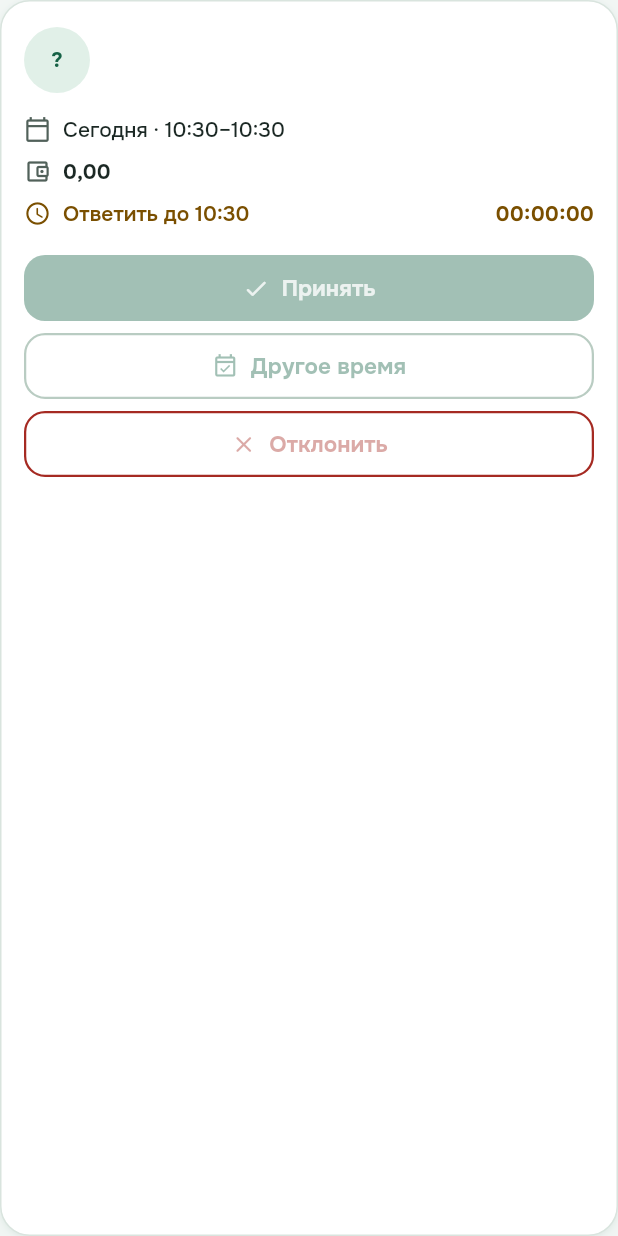
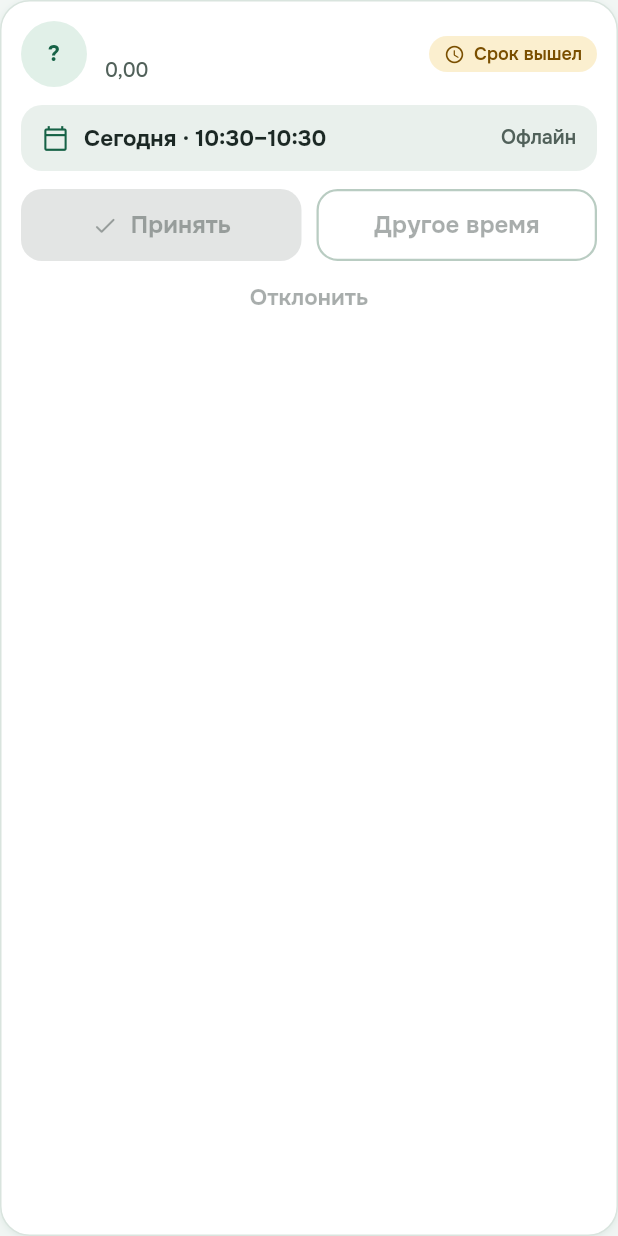
Before and after one commit to DcStrong/fitness, a Flutter app: the FyBookingRequestCard widget shown alone on an empty page, opened directly with empty values, on a phone screen of 412 x 824 dp. Run offline on Flutter 3.47's test engine with Material 3 defaults, Android fonts, the phone set to English and light mode, and no system bars; our stand-ins replace calendar_date_picker2, dio, equatable, flutter_bloc, flutter_secure_storage, go_router and 2 more; accounts and stored records are empty; network calls fail.

Commit message:
feat(app): booking request cards on DS v2 layout
Avatar, price and a time-left chip in the header, the slot in a sunken
block, accept as the tonal action next to «Другое время», reject as a
text action. Inbox inside the schedule tab no longer repeats the
«Заявки» header.

Co-Authored-By: Claude Opus 5.5 (1M context) <noreply@anthropic.com>
Claude-Session: https://claude.ai/code/session_01LpkRLR2dM3Lem6rTYTNEsv

```diff
--- a/app/fitness_app/lib/features/booking_requests/presentation/trainer_inbox_page.dart
+++ b/app/fitness_app/lib/features/booking_requests/presentation/trainer_inbox_page.dart
@@ -16,23 +16,28 @@ import 'widgets/fy_booking_request_card.dart';
 import '../../../core/widgets/fy_top_bar.dart';
 
 class TrainerInboxPage extends StatelessWidget {
-  const TrainerInboxPage({super.key});
+  const TrainerInboxPage({this.embedded = false, super.key});
+
+  /// Inside the schedule tabs: the page header is already there.
+  final bool embedded;
 
   @override
   Widget build(BuildContext context) => BlocProvider(
     create: (context) =>
         TrainerInboxCubit(repository: context.read<BookingRequestsRepository>())
           ..load(),
-    child: const TrainerInboxView(),
+    child: TrainerInboxView(embedded: embedded),
   );
 }
 
 class TrainerInboxView extends StatelessWidget {
-  const TrainerInboxView({super.key});
+  const TrainerInboxView({this.embedded = false, super.key});
+
+  final bool embedded;
 
   @override
   Widget build(BuildContext context) => Scaffold(
-    appBar: const FyTopBar(title: 'Заявки'),
+    appBar: embedded ? null : const FyTopBar(title: 'Заявки'),
     body: BlocConsumer<TrainerInboxCubit, TrainerInboxState>(
       listenWhen: (previous, current) =>
           current.message != null && current.message != previous.message,
@@ -68,7 +73,7 @@ class TrainerInboxView extends StatelessWidget {
             onRefresh: context.read<TrainerInboxCubit>().refresh,
             child: ListView(
               physics: const AlwaysScrollableScrollPhysics(),
-              padding: const EdgeInsets.all(24),
+              padding: const EdgeInsets.fromLTRB(20, 16, 20, 32),
               children: const [
                 FyCard(
                   child: FyInfoBanner(
@@ -83,8 +88,15 @@ class TrainerInboxView extends StatelessWidget {
         return RefreshIndicator(
           onRefresh: context.read<TrainerInboxCubit>().refresh,
           child: ListView(
-            padding: const EdgeInsets.all(24),
+            padding: const EdgeInsets.fromLTRB(20, 16, 20, 32),
             children: [
+              Padding(
+                padding: const EdgeInsets.only(bottom: 12),
+                child: Text(
+                  'Нужно ответить',
+                  style: Theme.of(context).textTheme.titleLarge,
+                ),
+              ),
               for (final request in state.items) ...[
                 _InboxCard(
                   request: request,
--- a/app/fitness_app/lib/features/booking_requests/presentation/widgets/fy_booking_request_card.dart
+++ b/app/fitness_app/lib/features/booking_requests/presentation/widgets/fy_booking_request_card.dart
@@ -1,15 +1,16 @@
-import 'dart:async';
-
 import 'package:flutter/material.dart';
 
 import '../../../../app/theme/app_colors.dart';
-import '../../../../core/widgets/fy_button.dart';
+import '../../../../app/theme/app_radii.dart';
+import '../../../../core/widgets/fy_avatar.dart';
 import '../../../../core/widgets/fy_card.dart';
+import '../../../../core/widgets/fy_status_chip.dart';
 import '../../../finance/data/money_formatter.dart';
 import '../../../schedule/presentation/schedule_format.dart';
 import '../../data/booking_request_models.dart';
 
-/// Trainer inbox card aligned to the calendar concept mockup.
+/// Trainer inbox card (DS v2): who, when and how long is left to answer,
+/// with accept as the tonal primary action.
 class FyBookingRequestCard extends StatelessWidget {
   const FyBookingRequestCard({
     required this.request,
@@ -18,6 +19,7 @@ class FyBookingRequestCard extends StatelessWidget {
     this.onAccept,
     this.onAlternate,
     this.onReject,
+    this.now,
     super.key,
   });
 
@@ -28,220 +30,163 @@ class FyBookingRequestCard extends StatelessWidget {
   final VoidCallback? onAlternate;
   final VoidCallback? onReject;
 
+  /// Clock for the time-left chip; defaults to [DateTime.now].
+  final DateTime? now;
+
   @override
   Widget build(BuildContext context) {
     final slot = request.displayedSlot;
-    final textTheme = Theme.of(context).textTheme;
+    final theme = Theme.of(context);
+    final (status, statusLabel) = _status(now ?? DateTime.now());
 
     return FyCard(
-      padding: const EdgeInsets.all(16),
+      padding: const EdgeInsets.all(14),
       child: Column(
         crossAxisAlignment: CrossAxisAlignment.stretch,
         children: [
-          Material(
-            color: Colors.transparent,
-            child: InkWell(
+          InkWell(
             onTap: onOpen,
-              borderRadius: BorderRadius.circular(12),
-              child: Padding(
-                padding: const EdgeInsets.symmetric(vertical: 2),
+            borderRadius: BorderRadius.circular(AppRadii.control),
             child: Column(
               crossAxisAlignment: CrossAxisAlignment.stretch,
               children: [
                 Row(
                   children: [
-                        CircleAvatar(
-                          radius: 22,
-                          backgroundColor: AppColors.mintSoft,
-                          foregroundColor: AppColors.primary,
+                    FyAvatar(displayName: request.counterpart.label, size: 44),
+                    const SizedBox(width: 12),
+                    Expanded(
+                      child: Column(
+                        crossAxisAlignment: CrossAxisAlignment.start,
+                        children: [
+                          Text(
+                            request.counterpart.label,
+                            maxLines: 1,
+                            overflow: TextOverflow.ellipsis,
+                            style: theme.textTheme.titleMedium,
+                          ),
+                          Text(
+                            MoneyFormatter.format(
+                              request.quotedPriceMinor,
+                              currency: request.quotedCurrency,
+                            ),
+                            style: theme.textTheme.bodySmall,
+                          ),
+                        ],
+                      ),
+                    ),
+                    const SizedBox(width: 8),
+                    FyStatusChip(status: status, label: statusLabel),
+                  ],
+                ),
+                const SizedBox(height: 12),
+                DecoratedBox(
+                  decoration: BoxDecoration(
+                    color: AppColors.sunken,
+                    borderRadius: BorderRadius.circular(AppRadii.control),
+                  ),
+                  child: Padding(
+                    padding: const EdgeInsets.symmetric(
+                      horizontal: 14,
+                      vertical: 12,
+                    ),
+                    child: Row(
+                      children: [
+                        const Icon(
+                          Icons.calendar_today_outlined,
+                          size: 18,
+                          color: AppColors.primary,
+                        ),
+                        const SizedBox(width: 10),
+                        Expanded(
                           child: Text(
-                            initialsFromLabel(request.counterpart.label),
-                            style: const TextStyle(
+                            formatSlotDayRange(
+                              slot.startsAt,
+                              slot.endsAt,
+                              now: now,
+                            ),
+                            maxLines: 1,
+                            overflow: TextOverflow.ellipsis,
+                            style: theme.textTheme.titleSmall?.copyWith(
                               fontWeight: FontWeight.w700,
-                              fontSize: 14,
                             ),
                           ),
                         ),
-                        const SizedBox(width: 12),
-                        Expanded(
-                          child: Text(
-                            request.counterpart.label,
-                            style: textTheme.titleMedium?.copyWith(
-                              fontWeight: FontWeight.w800,
+                        Text(
+                          slot.mode == 'online' ? 'Онлайн' : 'Офлайн',
+                          style: theme.textTheme.bodySmall?.copyWith(
+                            fontWeight: FontWeight.w600,
+                          ),
+                        ),
+                      ],
                     ),
                   ),
                 ),
               ],
             ),
-                    const SizedBox(height: 14),
-                    _MetaRow(
-                      icon: Icons.calendar_today_outlined,
-                      label: formatSlotDayRange(slot.startsAt, slot.endsAt),
           ),
-                    const SizedBox(height: 8),
-                    _MetaRow(
-                      icon: Icons.account_balance_wallet_outlined,
-                      label: MoneyFormatter.format(
-                        request.quotedPriceMinor,
-                        currency: request.quotedCurrency,
+          if (request.isPending) ...[
+            const SizedBox(height: 12),
+            Row(
+              children: [
+                Expanded(
+                  child: FilledButton.tonalIcon(
+                    style: FilledButton.styleFrom(
+                      minimumSize: const Size(0, 48),
+                      padding: const EdgeInsets.symmetric(horizontal: 10),
+                      backgroundColor: AppColors.primarySoft,
+                      foregroundColor: AppColors.primary,
                     ),
-                      emphasize: true,
+                    onPressed: processing ? null : onAccept,
+                    icon: const Icon(Icons.check_rounded),
+                    label: const Text('Принять'),
                   ),
-                    const SizedBox(height: 8),
-                    if (request.isPending)
-                      _DeadlineRow(expiresAt: request.expiresAt)
-                    else
-                      _MetaRow(
-                        icon: Icons.info_outline_rounded,
-                        label: _terminalLabel(request.status),
+                ),
+                const SizedBox(width: 10),
+                Expanded(
+                  child: OutlinedButton(
+                    style: OutlinedButton.styleFrom(
+                      minimumSize: const Size(0, 48),
+                      padding: const EdgeInsets.symmetric(horizontal: 10),
+                    ),
+                    onPressed: processing ? null : onAlternate,
+                    child: const FittedBox(
+                      fit: BoxFit.scaleDown,
+                      child: Text('Другое время', maxLines: 1),
+                    ),
+                  ),
                 ),
               ],
             ),
+            Align(
+              alignment: Alignment.center,
+              child: TextButton(
+                style: TextButton.styleFrom(foregroundColor: AppColors.error),
+                onPressed: processing ? null : onReject,
+                child: const Text('Отклонить'),
               ),
-            ),
-          ),
-          if (request.isPending) ...[
-            const SizedBox(height: 16),
-            FyButton.primary(
-              label: 'Принять',
-              icon: Icons.check_rounded,
-              size: FyButtonSize.medium,
-              onPressed: processing ? null : onAccept,
-            ),
-            const SizedBox(height: 8),
-            FyButton.secondary(
-              label: 'Другое время',
-              icon: Icons.event_available_outlined,
-              size: FyButtonSize.medium,
-              onPressed: processing ? null : onAlternate,
-            ),
-            const SizedBox(height: 8),
-            FyButton.danger(
-              label: 'Отклонить',
-              icon: Icons.close_rounded,
-              size: FyButtonSize.medium,
-              onPressed: processing ? null : onReject,
             ),
           ],
         ],
       ),
     );
   }
+
+  (FyStatus, String) _status(DateTime clock) => switch (request.status) {
+    BookingRequestStatus.pending => (
+      FyStatus.waiting,
+      formatTimeLeft(request.expiresAt.difference(clock)),
+    ),
+    BookingRequestStatus.accepted => (FyStatus.confirmed, 'Принята'),
+    BookingRequestStatus.rejected => (FyStatus.noShow, 'Отклонена'),
+    BookingRequestStatus.withdrawn => (FyStatus.cancelled, 'Отозвана учеником'),
+    BookingRequestStatus.expired => (FyStatus.cancelled, 'Истекла'),
+  };
 }
 
-class _MetaRow extends StatelessWidget {
-  const _MetaRow({
-    required this.icon,
-    required this.label,
-    this.emphasize = false,
-  });
-
-  final IconData icon;
-  final String label;
-  final bool emphasize;
-
-  @override
-  Widget build(BuildContext context) {
-    return Row(
-      children: [
-        Icon(icon, size: 18, color: AppColors.textMuted),
-        const SizedBox(width: 8),
-        Expanded(
-          child: Text(
-            label,
-            style: Theme.of(context).textTheme.bodyMedium?.copyWith(
-              color: AppColors.textPrimary,
-              fontWeight: emphasize ? FontWeight.w700 : FontWeight.w500,
-            ),
-          ),
-        ),
-      ],
-    );
+/// Compact time left to answer: «5 ч», «40 мин», «1 д».
+String formatTimeLeft(Duration remaining) {
+  if (remaining.inMinutes <= 0) return 'Срок вышел';
+  if (remaining.inHours >= 24) return '${remaining.inDays} д';
+  if (remaining.inHours >= 1) return '${remaining.inHours} ч';
+  return '${remaining.inMinutes} мин';
 }
-}
-
-class _DeadlineRow extends StatelessWidget {
-  const _DeadlineRow({required this.expiresAt});
-
-  final DateTime expiresAt;
-
-  @override
-  Widget build(BuildContext context) {
-    return Row(
-      children: [
-        const Icon(Icons.schedule_rounded, size: 18, color: AppColors.warning),
-        const SizedBox(width: 8),
-        Expanded(
-          child: Text(
-            formatReplyBy(expiresAt),
-            style: Theme.of(context).textTheme.bodyMedium?.copyWith(
-              color: AppColors.warning,
-              fontWeight: FontWeight.w600,
-            ),
-          ),
-        ),
-        _CountdownText(expiresAt: expiresAt),
-      ],
-    );
-  }
-}
-
-class _CountdownText extends StatefulWidget {
-  const _CountdownText({required this.expiresAt});
-
-  final DateTime expiresAt;
-
-  @override
-  State<_CountdownText> createState() => _CountdownTextState();
-}
-
-class _CountdownTextState extends State<_CountdownText> {
-  Timer? _timer;
-  late Duration _remaining;
-
-  @override
-  void initState() {
-    super.initState();
-    _remaining = widget.expiresAt.difference(DateTime.now());
-    _timer = Timer.periodic(const Duration(seconds: 1), (_) {
-      if (!mounted) return;
-      setState(() {
-        _remaining = widget.expiresAt.difference(DateTime.now());
-      });
-    });
-  }
-
-  @override
-  void didUpdateWidget(covariant _CountdownText oldWidget) {
-    super.didUpdateWidget(oldWidget);
-    if (oldWidget.expiresAt != widget.expiresAt) {
-      _remaining = widget.expiresAt.difference(DateTime.now());
-    }
-  }
-
-  @override
-  void dispose() {
-    _timer?.cancel();
-    super.dispose();
-  }
-
-  @override
-  Widget build(BuildContext context) {
-    return Text(
-      formatCountdown(_remaining),
-      style: Theme.of(context).textTheme.bodyMedium?.copyWith(
-        color: AppColors.warning,
-        fontWeight: FontWeight.w700,
-        fontFeatures: const [FontFeature.tabularFigures()],
-      ),
-    );
-  }
-}
-
-String _terminalLabel(BookingRequestStatus status) => switch (status) {
-  BookingRequestStatus.pending => 'Ожидает решения',
-  BookingRequestStatus.accepted => 'Принята',
-  BookingRequestStatus.rejected => 'Отклонена',
-  BookingRequestStatus.withdrawn => 'Отозвана учеником',
-  BookingRequestStatus.expired => 'Истекла',
-};
--- a/app/fitness_app/lib/features/schedule/presentation/trainer_calendar_page.dart
+++ b/app/fitness_app/lib/features/schedule/presentation/trainer_calendar_page.dart
@@ -366,7 +366,7 @@ class _TrainerCalendarViewState extends State<_TrainerCalendarView>
                     onEmptyHourTap: (hour) =>
                         _openCreateActions(context, prefillHour: hour),
                   ),
-                  const TrainerInboxPage(),
+                  const TrainerInboxPage(embedded: true),
                   const AvailabilityEditorPage(),
                 ],
               ),
```
Also changed, not shown: 1 other file. Lines whose indentation alone changed are shown as unchanged.
